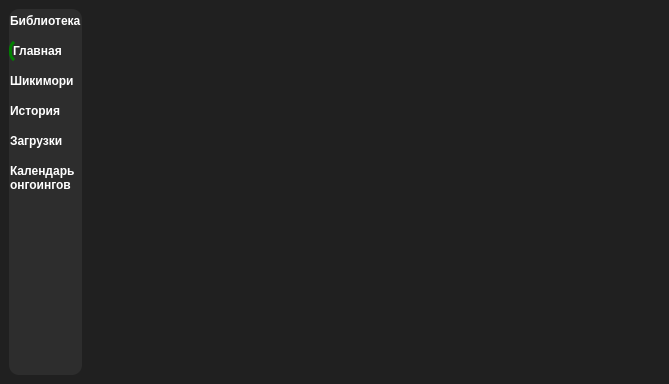
Above: data/ui/mainWindow.ui from brandonzorn/Nlight before the change. Below: the same form after it.
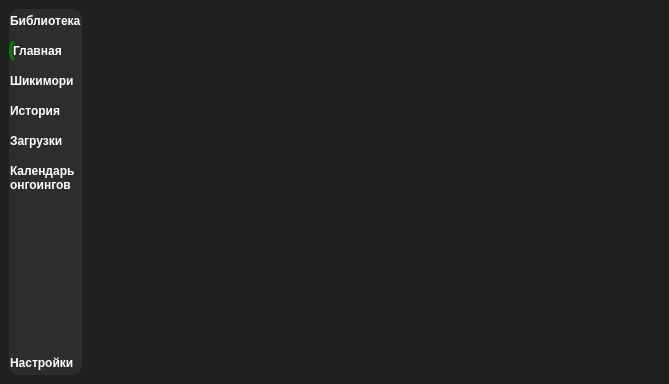
That is the form after the change. Icons and pictures are not drawn.

What changed in the file:
```diff
--- a/data/ui/mainWindow.ui
+++ b/data/ui/mainWindow.ui
@@ -259,6 +259,19 @@
             </property>
            </spacer>
           </item>
+          <item>
+           <widget class="QPushButton" name="btn_settings">
+            <property name="text">
+             <string>Настройки</string>
+            </property>
+            <property name="checkable">
+             <bool>true</bool>
+            </property>
+            <property name="autoExclusive">
+             <bool>true</bool>
+            </property>
+           </widget>
+          </item>
          </layout>
         </widget>
        </item>
```
Left out of the diff: 2 changed lines with no effect on the pictures.
